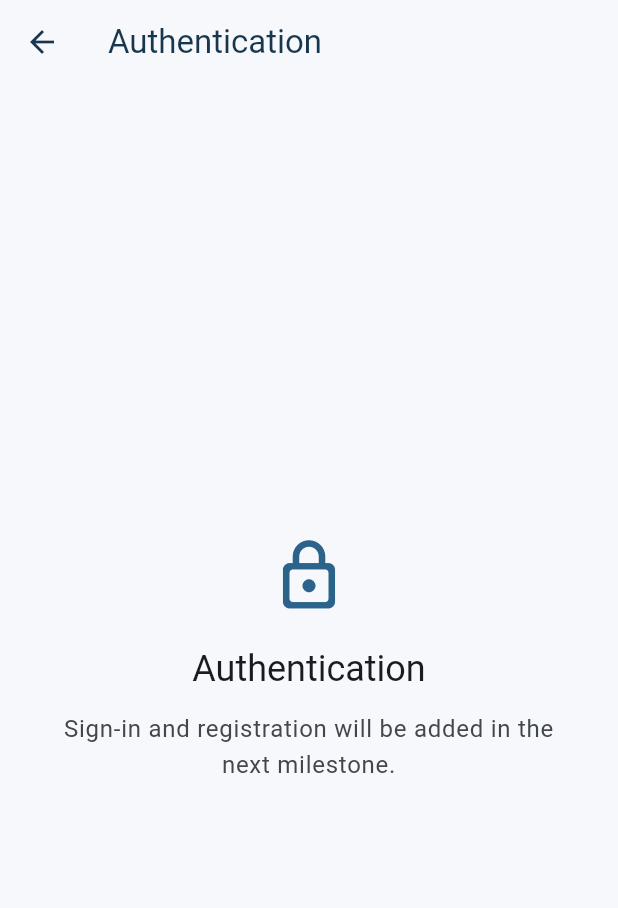
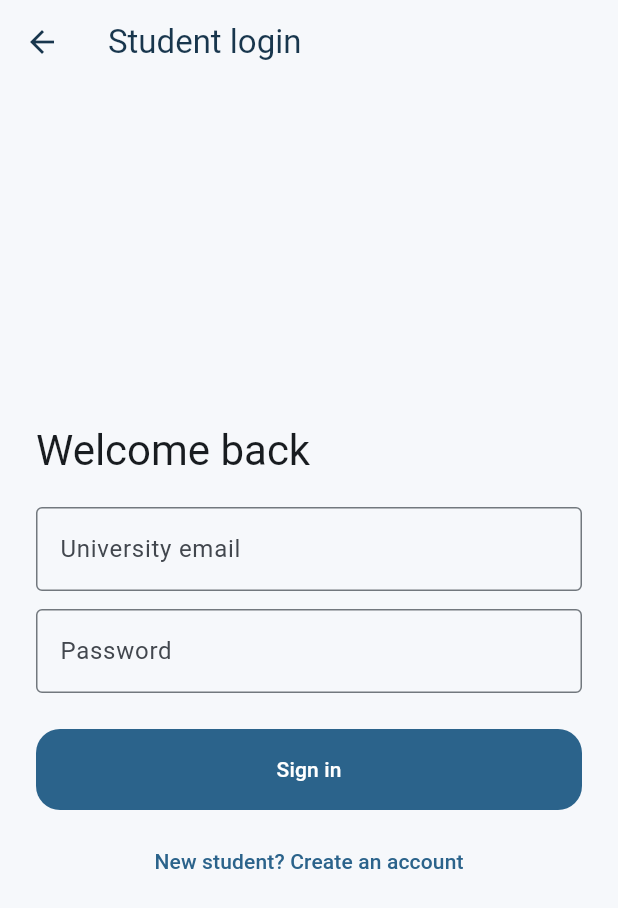
Before and after one commit to Zyad-Amr1/Student-clubs-and-events-hub, a Flutter app: the screen it shows after launch, after a tap on "Get started", on a phone screen of 412 x 824 dp. Shown: the top 908 px of the screen. Run offline on Flutter 3.47's test engine with Material 3 defaults, Android fonts, the phone set to English and light mode, and no system bars; our stand-ins replace material_ui; accounts and stored records are empty.

Commit message:
feat(flutter): build student registration, login and authenticated profile screens

```diff
--- a/mobile/lib/app/app.dart
+++ b/mobile/lib/app/app.dart
@@ -1,25 +1,113 @@
 import 'package:campusconnect/app/routes.dart';
 import 'package:campusconnect/app/theme.dart';
 import 'package:campusconnect/app/welcome_screen.dart';
-import 'package:campusconnect/features/auth/presentation/auth_placeholder_screen.dart';
-import 'package:campusconnect/features/clubs/presentation/clubs_placeholder_screen.dart';
-import 'package:material_ui/material_ui.dart';
+import 'package:campusconnect/core/api_client.dart';
+import 'package:campusconnect/core/session.dart';
+import 'package:campusconnect/features/auth/presentation/auth_screen.dart';
+import 'package:campusconnect/features/auth/presentation/profile_screen.dart';
+import 'package:campusconnect/features/clubs/presentation/clubs_screen.dart';
+import 'package:flutter/material.dart';
 
-class CampusConnectApp extends StatelessWidget {
-  const CampusConnectApp({super.key});
+class StudentSessionScope extends InheritedNotifier<StudentSession> {
+  const StudentSessionScope({
+    required StudentSession session,
+    required super.child,
+    super.key,
+  }) : super(notifier: session);
+
+  static StudentSession of(BuildContext context) {
+    final scope = context
+        .dependOnInheritedWidgetOfExactType<StudentSessionScope>();
+    assert(scope != null, 'Missing StudentSessionScope');
+    return scope!.notifier!;
+  }
+}
+
+class CampusConnectApp extends StatefulWidget {
+  const CampusConnectApp({super.key, this.api, this.tokenStore});
+
+  final CampusApi? api;
+  final TokenStore? tokenStore;
+
+  @override
+  State<CampusConnectApp> createState() => _CampusConnectAppState();
+}
+
+class _CampusConnectAppState extends State<CampusConnectApp> {
+  late final StudentSession _session;
+
+  @override
+  void initState() {
+    super.initState();
+    _session = StudentSession(
+      api: widget.api ?? CampusApi(),
+      store: widget.tokenStore ?? const AndroidKeystoreTokenStore(),
+    );
+    WidgetsBinding.instance.addPostFrameCallback((_) {
+      if (mounted) _session.restore();
+    });
+  }
+
+  @override
+  void dispose() {
+    _session.dispose();
+    super.dispose();
+  }
+
+  @override
+  Widget build(BuildContext context) => MaterialApp(
+        title: 'CampusConnect',
+        debugShowCheckedModeBanner: false,
+        theme: CampusConnectTheme.light,
+        builder: (context, child) => StudentSessionScope(
+          session: _session,
+          child: child ?? const SizedBox.shrink(),
+        ),
+        initialRoute: AppRoutes.home,
+        routes: {
+          AppRoutes.home: (context) => const _HomeGate(),
+          AppRoutes.authentication: (context) => const AuthScreen(),
+          AppRoutes.clubs: (context) => const ClubsScreen(),
+          AppRoutes.profile: (context) => const ProfileScreen(),
+        },
+      );
+}
+
+class _HomeGate extends StatelessWidget {
+  const _HomeGate();
 
   @override
   Widget build(BuildContext context) {
-    return MaterialApp(
-      title: 'CampusConnect',
-      debugShowCheckedModeBanner: false,
-      theme: CampusConnectTheme.light,
-      initialRoute: AppRoutes.home,
-      routes: {
-        AppRoutes.home: (context) => const WelcomeScreen(),
-        AppRoutes.authentication: (context) => const AuthPlaceholderScreen(),
-        AppRoutes.clubs: (context) => const ClubsPlaceholderScreen(),
-      },
-    );
+    final session = StudentSessionScope.of(context);
+    if (!session.ready) {
+      return const Scaffold(
+        body: Center(child: CircularProgressIndicator()),
+      );
+    }
+    if (session.restoreError != null && !session.signedIn) {
+      return Scaffold(
+        appBar: AppBar(title: const Text('CampusConnect')),
+        body: Center(
+          child: Padding(
+            padding: const EdgeInsets.all(24),
+            child: Column(
+              mainAxisSize: MainAxisSize.min,
+              children: [
+                Text(
+                  session.restoreError!,
+                  textAlign: TextAlign.center,
+                ),
+                const SizedBox(height: 16),
+                FilledButton(
+                  onPressed: session.restore,
+                  child: const Text('Retry session'),
+                ),
+              ],
+            ),
+          ),
+        ),
+      );
+    }
+    return session.signedIn ? const ClubsScreen() : const WelcomeScreen();
   }
 }
--- a/mobile/lib/app/routes.dart
+++ b/mobile/lib/app/routes.dart
@@ -2,4 +2,5 @@ abstract final class AppRoutes {
   static const home = '/';
   static const authentication = '/authentication';
   static const clubs = '/clubs';
+  static const profile = '/profile';
 }
--- a/mobile/lib/app/welcome_screen.dart
+++ b/mobile/lib/app/welcome_screen.dart
@@ -1,5 +1,5 @@
 import 'package:campusconnect/app/routes.dart';
-import 'package:material_ui/material_ui.dart';
+import 'package:flutter/material.dart';
 
 class WelcomeScreen extends StatelessWidget {
   const WelcomeScreen({super.key});
@@ -53,7 +53,7 @@ class WelcomeScreen extends StatelessWidget {
               ),
               const SizedBox(height: 16),
               Text(
-                'Meet people, explore interests, and find events happening across your university.',
+                'Create a student account, discover clubs, and see approved upcoming events.',
                 style: textTheme.bodyLarge?.copyWith(
                   color: colors.onSurfaceVariant,
                   height: 1.5,
@@ -62,31 +62,15 @@ class WelcomeScreen extends StatelessWidget {
               const SizedBox(height: 28),
               Card(
                 color: colors.surfaceContainerLow,
-                child: Padding(
-                  padding: const EdgeInsets.all(18),
+                child: const Padding(
+                  padding: EdgeInsets.all(18),
                   child: Row(
-                    crossAxisAlignment: CrossAxisAlignment.start,
                     children: [
-                      Icon(Icons.explore_outlined, color: colors.primary),
-                      const SizedBox(width: 14),
+                      Icon(Icons.verified_user_outlined),
+                      SizedBox(width: 14),
                       Expanded(
-                        child: Column(
-                          crossAxisAlignment: CrossAxisAlignment.start,
-                          children: [
-                            Text(
-                              'A place for every interest',
-                              style: textTheme.titleMedium?.copyWith(
-                                fontWeight: FontWeight.w600,
-                              ),
-                            ),
-                            const SizedBox(height: 6),
-                            Text(
-                              'Live club data is not connected yet.',
-                              style: textTheme.bodyMedium?.copyWith(
-                                color: colors.onSurfaceVariant,
-                              ),
-                            ),
-                          ],
+                        child: Text(
+                          'Club information is loaded from the university backend after sign-in.',
                         ),
                       ),
                     ],
@@ -110,18 +94,9 @@ class WelcomeScreen extends StatelessWidget {
                 child: OutlinedButton.icon(
                   key: const ValueKey<String>('open-clubs'),
                   onPressed: () =>
-                      Navigator.of(context).pushNamed(AppRoutes.clubs),
+                      Navigator.of(context).pushNamed(AppRoutes.authentication),
                   icon: const Icon(Icons.groups_outlined),
-                  label: const Text('Club discovery'),
-                ),
-              ),
-              const SizedBox(height: 22),
-              Center(
-                child: Text(
-                  'A student clubs and events hub',
-                  style: textTheme.labelMedium?.copyWith(
-                    color: colors.onSurfaceVariant,
-                  ),
+                  label: const Text('Sign in to explore clubs'),
                 ),
               ),
             ],
--- /dev/null
+++ b/mobile/lib/features/auth/presentation/auth_screen.dart
@@ -0,0 +1,213 @@
+import 'package:campusconnect/app/app.dart';
+import 'package:campusconnect/app/routes.dart';
+import 'package:campusconnect/core/api_client.dart';
+import 'package:flutter/material.dart';
+
+class AuthScreen extends StatefulWidget {
+  const AuthScreen({super.key});
+
+  @override
+  State<AuthScreen> createState() => _AuthScreenState();
+}
+
+class _AuthScreenState extends State<AuthScreen> {
+  final _formKey = GlobalKey<FormState>();
+  final _name = TextEditingController();
+  final _email = TextEditingController();
+  final _universityId = TextEditingController();
+  final _password = TextEditingController();
+  final _confirmation = TextEditingController();
+
+  bool _register = false;
+  bool _submitting = false;
+  String? _error;
+
+  @override
+  void dispose() {
+    _name.dispose();
+    _email.dispose();
+    _universityId.dispose();
+    _password.dispose();
+    _confirmation.dispose();
+    super.dispose();
+  }
+
+  String? _required(String? value) =>
+      value == null || value.trim().isEmpty ? 'This field is required' : null;
+
+  Future<void> _submit() async {
+    if (!_formKey.currentState!.validate()) return;
+    setState(() {
+      _submitting = true;
+      _error = null;
+    });
+    final session = StudentSessionScope.of(context);
+    try {
+      if (_register) {
+        await session.registerAndSignIn(
+          fullName: _name.text,
+          email: _email.text,
+          universityId: _universityId.text,
+          password: _password.text,
+          confirmPassword: _confirmation.text,
+        );
+      } else {
+        await session.signIn(_email.text, _password.text);
+      }
+      if (!mounted) return;
+      Navigator.of(context).pushNamedAndRemoveUntil(
+        AppRoutes.clubs,
+        (route) => false,
+      );
+    } on ApiFailure catch (error) {
+      if (mounted) setState(() => _error = error.message);
+    } catch (_) {
+      if (mounted) {
+        setState(() => _error = 'Sign-in failed. Please retry.');
+      }
+    } finally {
+      if (mounted) setState(() => _submitting = false);
+    }
+  }
+
+  @override
+  Widget build(BuildContext context) => Scaffold(
+        appBar: AppBar(title: Text(_register ? 'Create student account' : 'Student login')),
+        body: SafeArea(
+          child: Center(
+            child: ConstrainedBox(
+              constraints: const BoxConstraints(maxWidth: 500),
+              child: SingleChildScrollView(
+                padding: const EdgeInsets.all(24),
+                child: Form(
+                  key: _formKey,
+                  child: Column(
+                    crossAxisAlignment: CrossAxisAlignment.stretch,
+                    children: [
+                      Text(
+                        _register ? 'Join CampusConnect' : 'Welcome back',
+                        style: Theme.of(context).textTheme.headlineMedium,
+                      ),
+                      const SizedBox(height: 20),
+                      if (_register) ...[
+                        TextFormField(
+                          key: const ValueKey('register-name'),
+                          controller: _name,
+                          textCapitalization: TextCapitalization.words,
+                          decoration: const InputDecoration(
+                            labelText: 'Full name',
+                            border: OutlineInputBorder(),
+                          ),
+                          validator: (value) {
+                            final required = _required(value);
+                            if (required != null) return required;
+                            return value!.trim().length < 2 ? 'Enter your full name' : null;
+                          },
+                        ),
+                        const SizedBox(height: 12),
+                      ],
+                      TextFormField(
+                        key: const ValueKey('auth-email'),
+                        controller: _email,
+                        keyboardType: TextInputType.emailAddress,
+                        autofillHints: const [AutofillHints.email],
+                        decoration: const InputDecoration(
+                          labelText: 'University email',
+                          border: OutlineInputBorder(),
+                        ),
+                        validator: (value) {
+                          final required = _required(value);
+                          if (required != null) return required;
+                          return !value!.contains('@') ? 'Enter a valid email' : null;
+                        },
+                      ),
+                      const SizedBox(height: 12),
+                      if (_register) ...[
+                        TextFormField(
+                          key: const ValueKey('register-university-id'),
+                          controller: _universityId,
+                          decoration: const InputDecoration(
+                            labelText: 'University ID',
+                            border: OutlineInputBorder(),
+                          ),
+                          validator: _required,
+                        ),
+                        const SizedBox(height: 12),
+                      ],
+                      TextFormField(
+                        key: const ValueKey('auth-password'),
+                        controller: _password,
+                        obscureText: true,
+                        autofillHints: const [AutofillHints.password],
+                        decoration: const InputDecoration(
+                          labelText: 'Password',
+                          border: OutlineInputBorder(),
+                        ),
+                        validator: (value) {
+                          final required = _required(value);
+                          if (required != null) return required;
+                          if (_register && value!.length < 8) return 'Use at least 8 characters';
+                          return null;
+                        },
+                      ),
+                      if (_register) ...[
+                        const SizedBox(height: 12),
+                        TextFormField(
+                          key: const ValueKey('register-confirm-password'),
+                          controller: _confirmation,
+                          obscureText: true,
+                          decoration: const InputDecoration(
+                            labelText: 'Confirm password',
+                            border: OutlineInputBorder(),
+                          ),
+                          validator: (value) {
+                            if (value != _password.text) return 'Passwords do not match';
+                            return _required(value);
+                          },
+                        ),
+                      ],
+                      if (_error != null) ...[
+                        const SizedBox(height: 16),
+                        Text(
+                          _error!,
+                          key: const ValueKey('auth-error'),
+                          style: TextStyle(color: Theme.of(context).colorScheme.error),
+                        ),
+                      ],
+                      const SizedBox(height: 24),
+                      FilledButton(
+                        key: const ValueKey('auth-submit'),
+                        onPressed: _submitting ? null : _submit,
+                        child: _submitting
+                            ? const SizedBox(
+                                width: 22,
+                                height: 22,
+                                child: CircularProgressIndicator(strokeWidth: 2),
+                              )
+                            : Text(_register ? 'Register and sign in' : 'Sign in'),
+                      ),
+                      const SizedBox(height: 10),
+                      TextButton(
+                        key: const ValueKey('auth-toggle'),
+                        onPressed: _submitting
+                            ? null
+                            : () => setState(() {
+                                  _register = !_register;
+                                  _error = null;
+                                  _formKey.currentState?.reset();
+                                }),
+                        child: Text(
+                          _register
+                              ? 'Already have an account? Sign in'
+                              : 'New student? Create an account',
+                        ),
+                      ),
+                    ],
+                  ),
+                ),
+              ),
+            ),
+          ),
+        ),
+      );
+}
```
Also changed, not shown: mobile/lib/features/auth/presentation/profile_screen.dart (added, +83 -0 lines).
